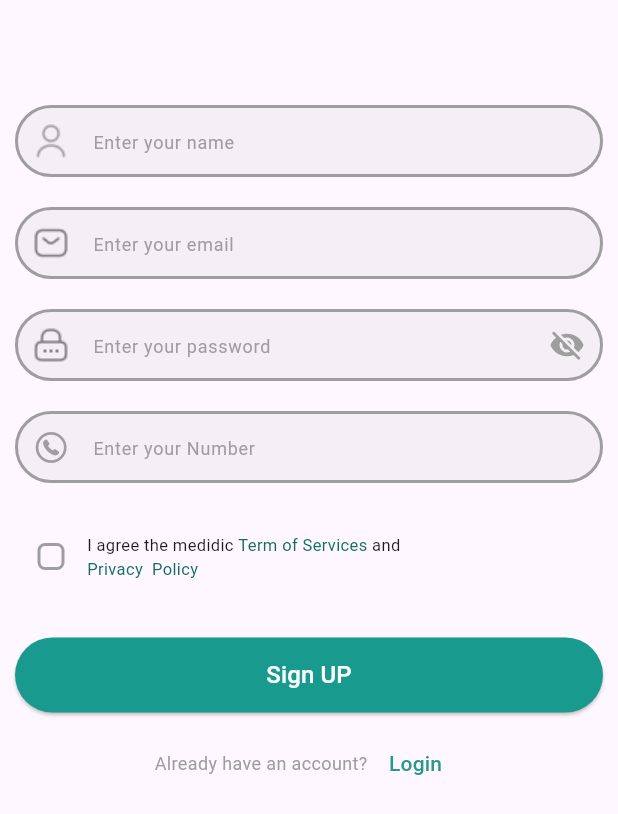
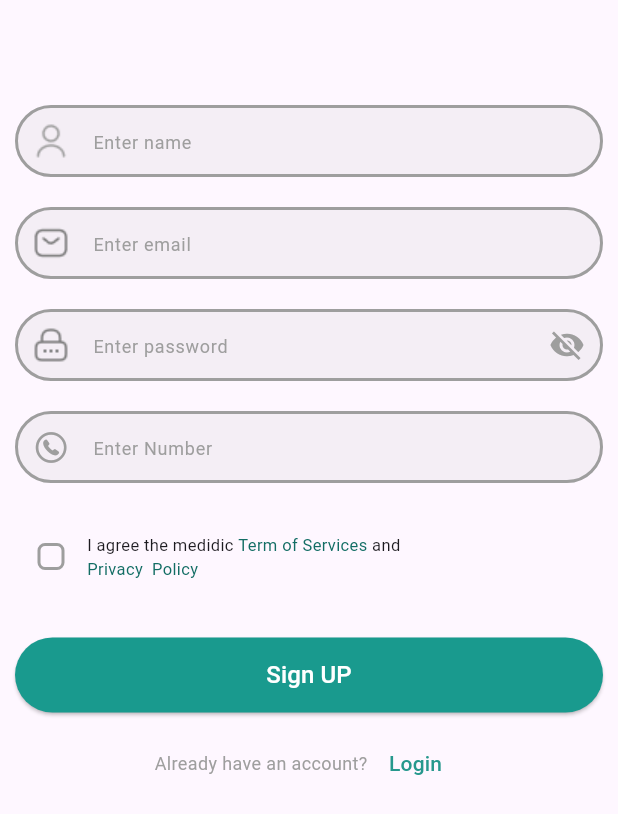
Before and after one commit to huzaifaAhmad9/FYP-SwiftAid, a Flutter app: the Doctor widget shown alone on an empty page, opened directly, on a phone screen of 412 x 824 dp. Shown: the top 814 px of the screen. Run offline on Flutter 3.47's test engine with Material 3 defaults, Android fonts, the phone set to English and light mode, and no system bars; our stand-ins replace avatar_glow, dropdown_button2, firebase_auth, firebase_core, firebase_database, flutter_bloc and 9 more; missing offline and left inert: animated_weight_picker, audio_waveforms, cupertino_height_picker, flutter_sound, scroll_wheel_date_picker, tutorial_coach_mark; accounts and stored records are empty.

```diff
--- a/lib/Screens/auth/Login/login.dart
+++ b/lib/Screens/auth/Login/login.dart
@@ -88,7 +88,7 @@ class _LoginState extends State<Login> {
                               vertical: 8, horizontal: 20),
                           child: Center(
                             child: Text(
-                              'Patient',
+                              'User',
                               style: TextStyle(
                                 fontSize: 14,
                                 color: isServicesSelected
@@ -118,7 +118,7 @@ class _LoginState extends State<Login> {
                               vertical: 8, horizontal: 20),
                           child: Center(
                             child: Text(
-                              'Doctor',
+                              'Hospital',
                               style: TextStyle(
                                 fontSize: 14,
                                 color: !isServicesSelected
--- a/lib/Screens/auth/SignUp/sign.dart
+++ b/lib/Screens/auth/SignUp/sign.dart
@@ -86,7 +86,7 @@ class _SignState extends State<Sign> {
                               vertical: 8, horizontal: 20),
                           child: Center(
                             child: Text(
-                              'Patient',
+                              'User',
                               style: TextStyle(
                                 fontSize: 14,
                                 color: isServicesSelected
@@ -116,7 +116,7 @@ class _SignState extends State<Sign> {
                               vertical: 8, horizontal: 20),
                           child: Center(
                             child: Text(
-                              'Doctor',
+                              'Hospital',
                               style: TextStyle(
                                 fontSize: 14,
                                 color: !isServicesSelected
@@ -538,7 +538,7 @@ class _PatientState extends State<Patient> {
   }
 }
 
-//! Doctor
+//! Hospital
 class Doctor extends StatefulWidget {
   const Doctor({super.key});
 
@@ -734,7 +734,7 @@ class _DoctorState extends State<Doctor> {
                   ),
                   CustomField(
                     controller: _name,
-                    hintText: "Enter your name",
+                    hintText: "Enter name",
                     obscureText: false,
                     focusNode: _nameFocus,
                     prefixIcon: Image.asset(
@@ -758,7 +758,7 @@ class _DoctorState extends State<Doctor> {
                   ),
                   CustomField(
                     controller: _email,
-                    hintText: 'Enter your email',
+                    hintText: 'Enter email',
                     focusNode: _emailFocus,
                     validator: (value) {
                       if (value == null || value.isEmpty) {
@@ -795,7 +795,7 @@ class _DoctorState extends State<Doctor> {
                   ),
                   CustomField(
                     controller: _password,
-                    hintText: "Enter your password",
+                    hintText: "Enter password",
                     obscureText: _obscurePassword,
                     focusNode: _passwordFocus,
                     prefixIcon: Padding(
@@ -832,7 +832,7 @@ class _DoctorState extends State<Doctor> {
                   ),
                   CustomField(
                     controller: _number,
-                    hintText: "Enter your Number",
+                    hintText: "Enter Number",
                     obscureText: false,
                     focusNode: _numberFocus,
                     prefixIcon: Icon(
```
Also changed, not shown: 4 other files.
